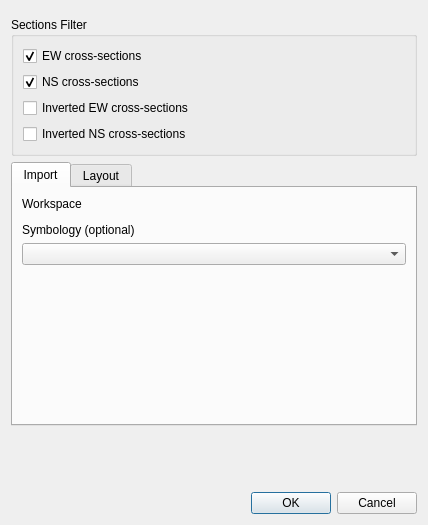
The window that sugar_tools_dialog_simple.ui (psigcat/sugartools) describes before a commit, drawn with Qt 5.
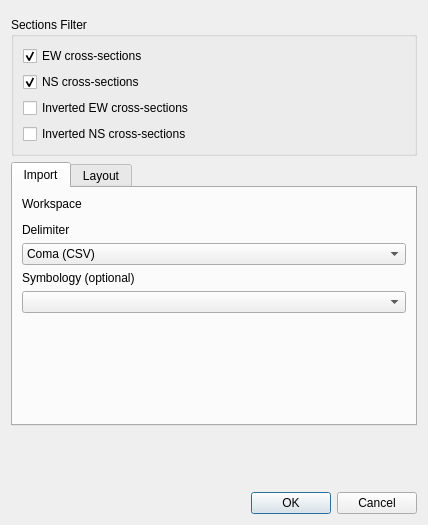
The same window after the commit. The open tabs and pages were chosen to show the change. Custom widgets are drawn as their Qt base class.

Commit message: add delimiter combobox in order to select CSV or TSV·

What changed in the file:
```diff
--- a/sugar_tools_dialog_simple.ui
+++ b/sugar_tools_dialog_simple.ui
@@ -91,6 +91,27 @@
          </property>
         </widget>
        </item>
+       <item>
+        <widget class="QLabel" name="label_6">
+         <property name="text">
+          <string>Delimiter</string>
+         </property>
+        </widget>
+       </item>
+       <item>
+        <widget class="QComboBox" name="delimiter">
+         <item>
+          <property name="text">
+           <string>Coma (CSV)</string>
+          </property>
+         </item>
+         <item>
+          <property name="text">
+           <string>Tabulator (TSV)</string>
+          </property>
+         </item>
+        </widget>
+       </item>
        <item>
         <widget class="QLabel" name="label_5">
          <property name="text">
```
Left out of the diff: 2 changed lines with no effect on the pictures. The commit also changes 1 other file.
